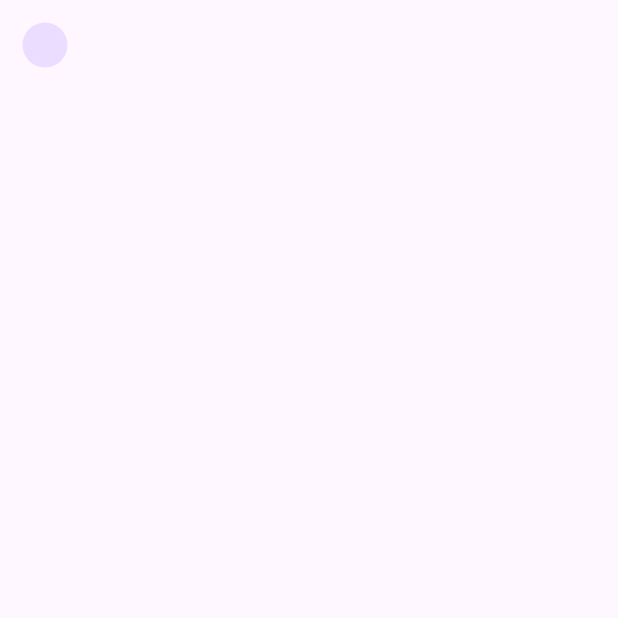
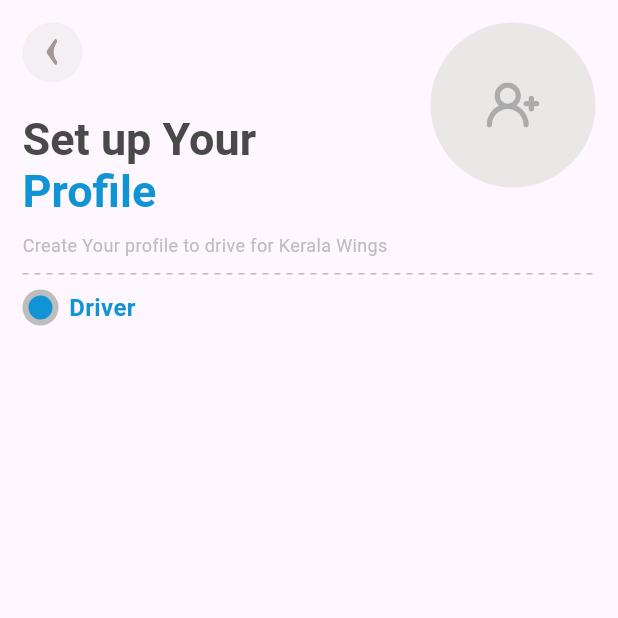
Before and after one commit to VimalNovelX/Kerala-Wings, a Flutter app: the screen it shows after launch, on a phone screen of 412 x 824 dp, the top half of it. Run offline on Flutter 3.47's test engine with Material 3 defaults, Android fonts, the phone set to English and light mode, and no system bars; drawn by our look-alikes of dotted_line; our stand-ins replace flutter_svg, get.

Commit message:
new data

```diff
--- /dev/null
+++ b/lib/source/common_widgets/back_button.dart
@@ -0,0 +1,21 @@
+import 'package:flutter/material.dart';
+import 'package:flutter_svg/svg.dart';
+import 'package:kerala_wings/source/constants/colors.dart';
+import 'package:kerala_wings/source/constants/images.dart';
+
+class CustomBackButton extends StatelessWidget {
+  final onTap;
+  const CustomBackButton({Key? key, this.onTap}) : super(key: key);
+
+  @override
+  Widget build(BuildContext context) {
+    return  InkWell(
+      onTap: onTap,
+      child: CircleAvatar(
+        backgroundColor: cGrey.withOpacity(.5),
+        radius: 20,
+        child: SvgPicture.asset(iBackIcons),
+      ),
+    );
+  }
+}
--- a/lib/source/constants/colors.dart
+++ b/lib/source/constants/colors.dart
@@ -5,3 +5,5 @@ const cYellow = Color(0xFFF8AC00);
 const cDarkRed = Color(0xFF860709);
 const cRed = Color(0xFFC9070A);
 const cBrown = Color(0xFF691415);
+const cGrey  = Color(0xFFEAE7E7);
+const cFont  = Color(0xFF494949);
--- a/lib/source/constants/images.dart
+++ b/lib/source/constants/images.dart
@@ -1 +1,2 @@
-const iBackIcons = "assets/svg/Vector(1).svg";
+const iBackIcons = "assets/svg/back_arrow.svg";
+const iProfile = "assets/svg/profile.svg";
--- a/lib/source/features/screens/profile/profile_setup_screen.dart
+++ b/lib/source/features/screens/profile/profile_setup_screen.dart
@@ -1,4 +1,9 @@
+import 'package:dotted_line/dotted_line.dart';
 import 'package:flutter/material.dart';
+import 'package:flutter_svg/flutter_svg.dart';
+import 'package:kerala_wings/source/common_widgets/back_button.dart';
+import 'package:kerala_wings/source/constants/colors.dart';
+import 'package:kerala_wings/source/constants/images.dart';
 
 class ProfileSetupScreen extends StatelessWidget {
   const ProfileSetupScreen({Key? key}) : super(key: key);
@@ -10,18 +15,105 @@ class ProfileSetupScreen extends StatelessWidget {
         child: Padding(
           padding: const EdgeInsets.all(15.0),
           child: Column(
+            crossAxisAlignment: CrossAxisAlignment.start,
             children: [
               Row(
+                mainAxisAlignment: MainAxisAlignment.spaceBetween,
+                crossAxisAlignment: CrossAxisAlignment.start,
                 children: [
+                 Column(
+                   crossAxisAlignment: CrossAxisAlignment.start,
+                   mainAxisAlignment: MainAxisAlignment.start,
+                   mainAxisSize: MainAxisSize.min,
+                   children: [
+                     CustomBackButton(
+                       onTap: (){},
+                     ),
+                     SizedBox(height: 20,),
+                     RichText(text: TextSpan(
+                       text: "Set up Your\n",
+                       style: TextStyle(
+                         color: cFont,
+                         fontSize:30,
+                         fontWeight: FontWeight.bold
+                       ),
+                       children: [
+                         TextSpan(
+                           text: "Profile",
+                           style: TextStyle(
+                             color: cPrimaryColor
+                           )
+                         )
+                       ]
+                     ),
+                     ),
+
+                   ],
+                 ),
                   CircleAvatar(
-                    radius: 15,
+                    radius: 55,
+                    backgroundColor: cGrey,
+                    child: SvgPicture.asset(iProfile)
                   )
                 ],
-              )
+              ),
+              SizedBox(height: 10,),
+
+              Text(
+                "Create Your profile to drive for Kerala Wings",
+                style: TextStyle(
+                  fontSize: 12,
+                  color: Colors.grey.shade400
+                ),
+              ),
+              SizedBox(height: 10,),
+
+              DottedLine(
+                dashColor: Colors.grey.shade400
+              ),
+              SizedBox(height: 10,),
+
+              selectionRow(
+                color: cPrimaryColor,
+                title: "Driver",
+                index: "Driver"
+              ),
+
+
             ],
           ),
         ),
       ),
     );
   }
+
+  InkWell selectionRow({index, title,color}) {
+    return InkWell(
+      onTap: (){
+        index = index;
+      },
+
+      child: Row(
+                children: [
+                  CircleAvatar(
+                    radius: 12,
+                    backgroundColor: Colors.grey.shade400,
+                    child: CircleAvatar(
+                      radius: 8,
+                      backgroundColor: color,
+                    ),
+                  ),
+                  SizedBox(width: 7,),
+                  Text(
+                      title,
+                    style: TextStyle(
+                      fontSize: 16,
+                      color: cPrimaryColor,
+                      fontWeight: FontWeight.w600
+                    ),
+                  )
+                ],
+              ),
+    );
+  }
 }
--- a/pubspec.yaml
+++ b/pubspec.yaml
@@ -37,6 +37,7 @@ dependencies:
   cupertino_icons: ^1.0.2
   get: ^4.6.6
   flutter_svg: ^2.0.10+1
+  dotted_line: ^3.2.2
 
 dev_dependencies:
   flutter_test:
@@ -64,7 +65,6 @@ flutter:
   assets:
     - assets/images/
     - assets/svg/
-
   #   - images/a_dot_burr.jpeg
   #   - images/a_dot_ham.jpeg
 
```
Also changed, not shown: assets/svg/back_arrow.svg (renamed from assets/svg/Vector(1).svg), assets/svg/profile.svg (added), pubspec.lock.
